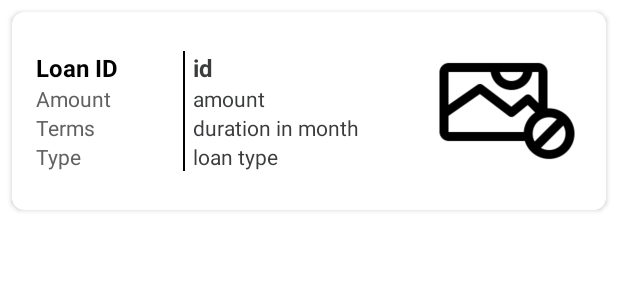
After one commit to chamod-ishankha/loan-manager, an Android app: the layout layout_rv_loan_item.xml on its own in the app's theme, with its tools: preview values and no code run, on a phone screen of 412 x 824 dp. The commit adds this screen. Shown: the top 300 px of the screen. Run offline under Robolectric (Android 15) with nearby library versions, the phone set to English and light mode, and no system bars.

Commit message:
loan list

```diff
--- a/app/src/main/java/com/kaluwa/enterprises/loanmanager/models/Loan.java
+++ b/app/src/main/java/com/kaluwa/enterprises/loanmanager/models/Loan.java
@@ -23,4 +23,7 @@ public class Loan {
     private String description;
     private String lenderInfo;
     private String contactInfo;
+
+    private String loanTypeIcon;
+    private String loanTypeName;
 }
--- /dev/null
+++ b/app/src/main/res/layout/layout_rv_loan_item.xml
@@ -0,0 +1,136 @@
+<?xml version="1.0" encoding="utf-8"?>
+<androidx.cardview.widget.CardView xmlns:android="http://schemas.android.com/apk/res/android"
+    xmlns:app="http://schemas.android.com/apk/res-auto"
+    android:id="@+id/loan_rv_item_card_view"
+    android:layout_width="match_parent"
+    android:layout_height="wrap_content"
+    android:layout_margin="8dp"
+    app:cardCornerRadius="8dp">
+
+    <LinearLayout
+        android:layout_width="match_parent"
+        android:layout_height="wrap_content"
+        android:orientation="horizontal"
+        android:padding="16dp">
+
+        <!-- Left Section: Loan Details -->
+        <LinearLayout
+            android:layout_width="0dp"
+            android:layout_height="wrap_content"
+            android:layout_weight="1"
+            android:orientation="horizontal"
+            android:layout_gravity="center">
+
+            <!-- left section-->
+            <LinearLayout
+                android:layout_width="match_parent"
+                android:layout_height="wrap_content"
+                android:layout_weight="1.6"
+                android:orientation="vertical">
+
+                <!-- Loan Id -->
+                <TextView
+                    android:id="@+id/loan_rv_item_id_text_view"
+                    android:layout_width="wrap_content"
+                    android:layout_height="wrap_content"
+                    android:text="Loan ID"
+                    android:textSize="16sp"
+                    android:textStyle="bold"
+                    android:textColor="#000000"/>
+
+                <!-- Loan Amount -->
+                <TextView
+                    android:id="@+id/loan_rv_item_amount_text_view"
+                    android:layout_width="wrap_content"
+                    android:layout_height="wrap_content"
+                    android:text="Amount"
+                    android:textSize="14sp"
+                    android:textColor="#616161"/>
+
+                <!-- Loan Terms -->
+                <TextView
+                    android:id="@+id/loan_rv_item_terms_text_view"
+                    android:layout_width="wrap_content"
+                    android:layout_height="wrap_content"
+                    android:text="Terms"
+                    android:textSize="14sp"
+                    android:textColor="#616161"/>
+
+                <!-- Description -->
+                <TextView
+                    android:id="@+id/loan_rv_item_description_text_view"
+                    android:layout_width="wrap_content"
+                    android:layout_height="wrap_content"
+                    android:text="Type"
+                    android:textSize="14sp"
+                    android:textColor="#616161"/>
+
+            </LinearLayout>
+
+            <!-- middle line-->
+            <View
+                android:layout_width="1dp"
+                android:layout_height="match_parent"
+                android:layout_marginRight="5dp"
+                android:background="@color/black"/>
+
+            <!-- right section-->
+            <LinearLayout
+                android:layout_width="match_parent"
+                android:layout_height="match_parent"
+                android:layout_weight="1"
+                android:orientation="vertical">
+                <!-- Loan Id -->
+                <TextView
+                    android:id="@+id/loan_rv_item_id_d_text_view"
+                    android:layout_width="wrap_content"
+                    android:layout_height="wrap_content"
+                    android:text="id"
+                    android:textSize="16sp"
+                    android:textStyle="bold"
+                    android:textColor="#3b3c3d"/>
+
+                <!-- Loan Amount -->
+                <TextView
+                    android:id="@+id/loan_rv_item_amount_d_text_view"
+                    android:layout_width="wrap_content"
+                    android:layout_height="wrap_content"
+                    android:text="amount"
+                    android:textSize="14sp"
+                    android:textColor="#3b3c3d"/>
+
+                <!-- Loan Terms -->
+                <TextView
+                    android:id="@+id/loan_rv_item_terms_d_text_view"
+                    android:layout_width="wrap_content"
+                    android:layout_height="wrap_content"
+                    android:text="duration in month"
+                    android:textSize="14sp"
+                    android:textColor="#3b3c3d"/>
+
+                <!-- Description -->
+                <TextView
+                    android:id="@+id/loan_rv_item_loan_type_d_text_view"
+                    android:layout_width="wrap_content"
+                    android:layout_height="match_parent"
+                    android:text="loan type"
+                    android:textSize="14sp"
+                    android:textColor="#3b3c3d"
+                    android:gravity="center"/>
+
+            </LinearLayout>
+
+        </LinearLayout>
+
+        <!-- Right Section: Loan Image -->
+        <ImageView
+            android:id="@+id/loan_rv_item_image_view"
+            android:layout_width="100dp"
+            android:layout_height="100dp"
+            android:src="@drawable/icon_unavailable"
+            android:scaleType="centerCrop"
+            android:layout_gravity="center" />
+
+    </LinearLayout>
+
+</androidx.cardview.widget.CardView>
```
Also changed, not shown: app/src/main/java/com/kaluwa/enterprises/loanmanager/activities/LoanManagementActivity.java (+118 -0 lines), app/src/main/java/com/kaluwa/enterprises/loanmanager/adapters/CustomDropDownAdapter.java (deleted, +0 -24 lines), app/src/main/java/com/kaluwa/enterprises/loanmanager/adapters/RVLoanManagementAdapter.java (added, +78 -0 lines), app/src/main/java/com/kaluwa/enterprises/loanmanager/adapters/holders/RVLoanManagementViewHolder.java (added, +28 -0 lines), app/src/main/res/drawable/ico_auto_loan.png (added), app/src/main/res/drawable/ico_business_loan.png (added), app/src/main/res/drawable/ico_debit_consolidation_loan.png (added), app/src/main/res/drawable/ico_home_equity_loan.png (added), app/src/main/res/drawable/ico_home_mortage.png (added), app/src/main/res/drawable/ico_line_of_credit.png (added), app/src/main/res/drawable/ico_payday_loan.png (added), app/src/main/res/drawable/ico_personal_loan.png (added), app/src/main/res/drawable/ico_sba_loan.png (added), app/src/main/res/drawable/ico_student_loan.png (added), 1 more files.
